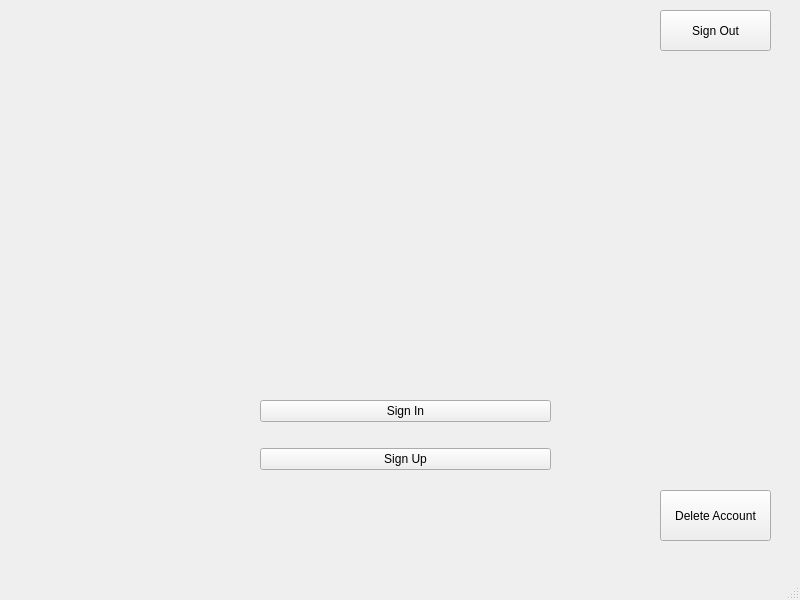
maybeIllchangeitlater/SimpleStockExchange, file View/mainwindow.ui: the form before one commit.
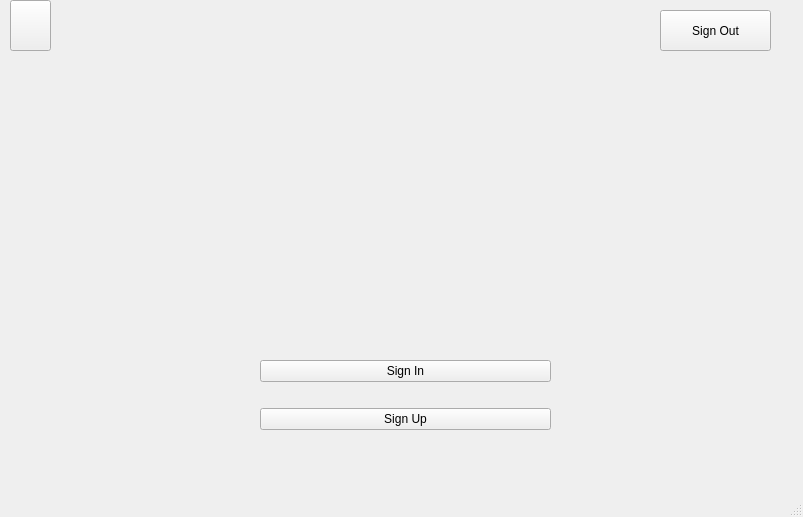
The form after the commit. The open tabs and pages were chosen to show the change. Icons and pictures are not drawn.

Patch:
```diff
--- a/View/mainwindow.ui
+++ b/View/mainwindow.ui
@@ -6,8 +6,8 @@
    <rect>
     <x>0</x>
     <y>0</y>
-    <width>800</width>
-    <height>600</height>
+    <width>803</width>
+    <height>517</height>
    </rect>
   </property>
   <property name="sizePolicy">
@@ -57,7 +57,7 @@
    <widget class="QLabel" name="LoggedAs">
     <property name="geometry">
      <rect>
-      <x>20</x>
+      <x>70</x>
       <y>10</y>
       <width>221</width>
       <height>31</height>
@@ -73,7 +73,7 @@
       <x>30</x>
       <y>330</y>
       <width>741</width>
-      <height>161</height>
+      <height>131</height>
      </rect>
     </property>
     <property name="currentIndex">
@@ -84,7 +84,7 @@
       <property name="geometry">
        <rect>
         <x>230</x>
-        <y>50</y>
+        <y>10</y>
         <width>291</width>
         <height>111</height>
        </rect>
@@ -102,6 +102,9 @@
          <property name="text">
           <string>Sign In</string>
          </property>
+         <property name="autoDefault">
+          <bool>true</bool>
+         </property>
         </widget>
        </item>
       </layout>
@@ -150,14 +153,25 @@
    <widget class="QPushButton" name="DeleteMe">
     <property name="geometry">
      <rect>
-      <x>660</x>
-      <y>490</y>
-      <width>111</width>
+      <x>10</x>
+      <y>0</y>
+      <width>41</width>
       <height>51</height>
      </rect>
     </property>
     <property name="text">
-     <string>Delete Account</string>
+     <string/>
+    </property>
+    <property name="icon">
+     <iconset>
+      <normaloff>resources/settings-cog.svg</normaloff>
+      <normalon>resources/settings-cog.svg</normalon>resources/settings-cog.svg</iconset>
+    </property>
+    <property name="iconSize">
+     <size>
+      <width>35</width>
+      <height>355</height>
+     </size>
     </property>
    </widget>
   </widget>
```
Left out of the diff: 21 changed lines with no effect on the pictures.
